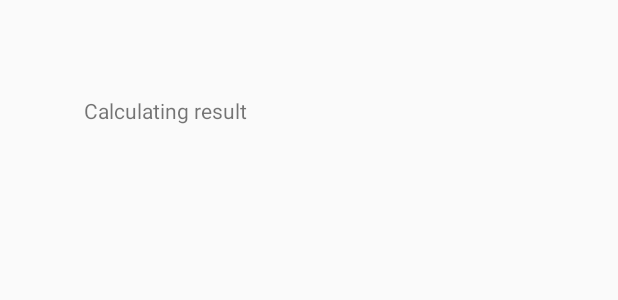
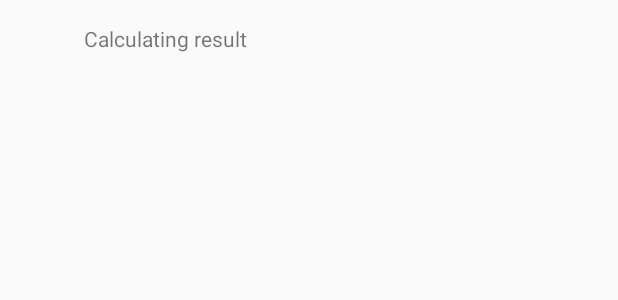
Before and after one commit to BalazsAdany/testOjalgo, an Android app: the layout activity_results.xml on its own in the app's theme, with its tools: preview values and no code run, on a phone screen of 412 x 824 dp. Shown: the top 300 px of the screen. Run offline under Robolectric (Android 15) with nearby library versions, the phone set to English and light mode, and no system bars.

Commit message:
Changed the size of the textView in activity_results

```diff
--- a/app/src/main/res/layout/activity_results.xml
+++ b/app/src/main/res/layout/activity_results.xml
@@ -8,10 +8,10 @@
 
     <TextView
         android:id="@+id/textViewResults"
-        android:layout_width="294dp"
-        android:layout_height="605dp"
+        android:layout_width="300dp"
+        android:layout_height="680dp"
         android:layout_marginStart="56dp"
-        android:layout_marginTop="64dp"
+        android:layout_marginTop="16dp"
         android:text="Calculating result"
         app:layout_constraintStart_toStartOf="parent"
         app:layout_constraintTop_toTopOf="parent" />
--- a/build.gradle
+++ b/build.gradle
@@ -8,7 +8,7 @@ buildscript {
 
     }
     dependencies {
-        classpath 'com.android.tools.build:gradle:3.6.3'
+        classpath 'com.android.tools.build:gradle:4.0.1'
 
 
         // NOTE: Do not place your application dependencies here; they belong
```
Also changed, not shown: gradle/wrapper/gradle-wrapper.properties.
